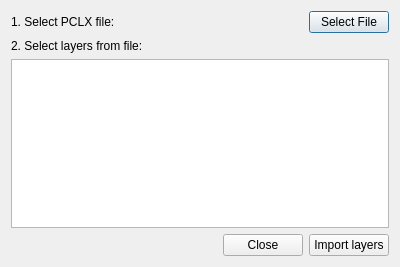
pencil2d/pencil, file app/ui/importlayersdialog.ui: the form before one commit.
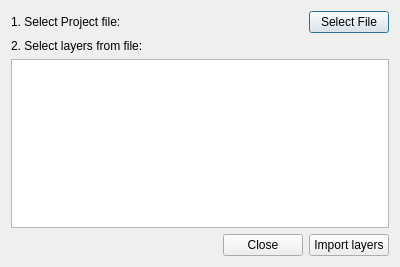
The form after the commit.

Commit message: Change dialogs to reflect project files. Removed debug messages

The edit to the form file:
```diff
--- a/app/ui/importlayersdialog.ui
+++ b/app/ui/importlayersdialog.ui
@@ -19,7 +19,7 @@
      <item>
       <widget class="QLabel" name="labSelectFile">
        <property name="text">
-        <string>1. Select PCLX file:</string>
+        <string>1. Select Project file:</string>
        </property>
       </widget>
      </item>
```
The commit also changes 2 other files.
